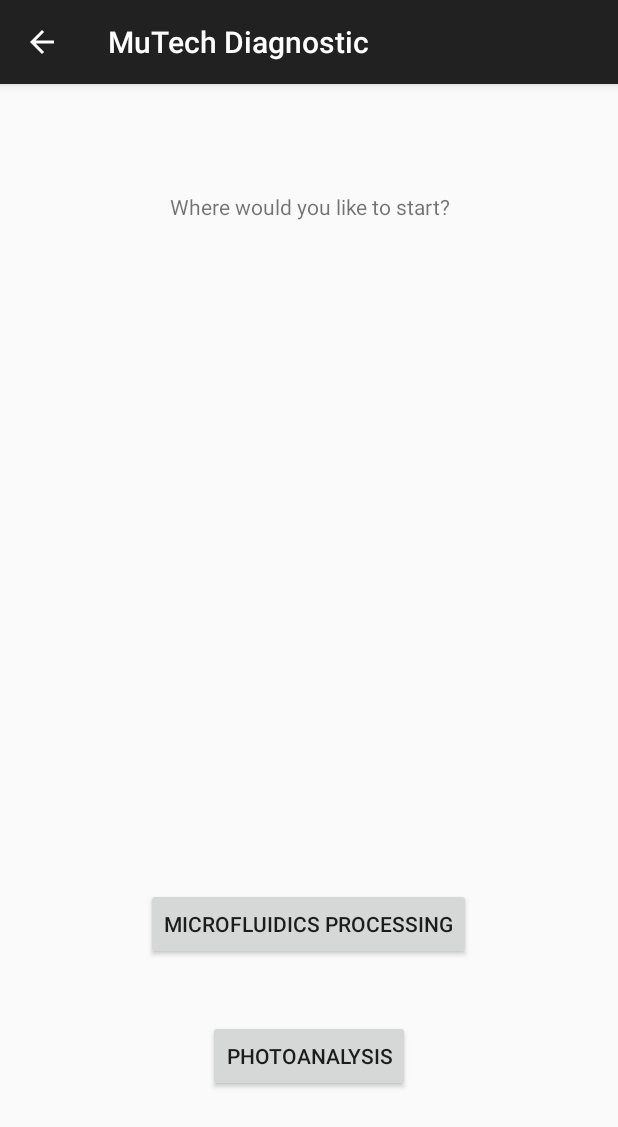
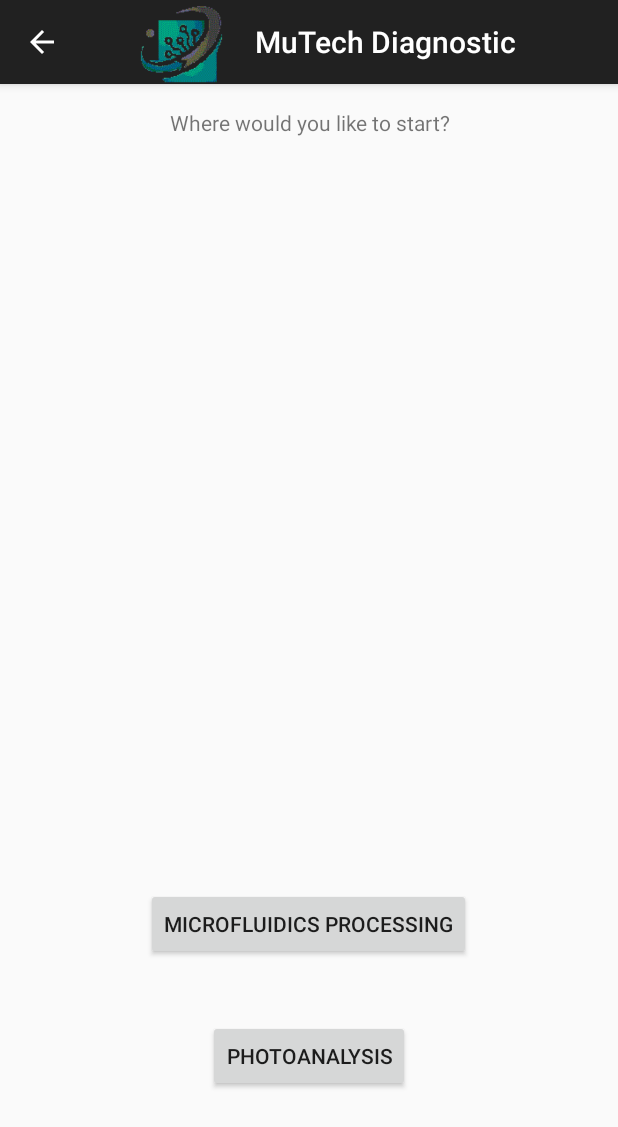
Before and after one commit to mbulotano/Mutech-Diagnostics, an Android app: the screen it shows after launch (DiagnosticActivity), after a tap on "START", on a phone screen of 412 x 824 dp. Shown: the top 1127 px of the screen. Run offline under Robolectric (Android 15) with nearby library versions, the phone set to English and light mode, and no system bars.

Commit message:
Even mooore stuff done

```diff
--- a/app/src/main/java/com/mutech/mutechdiagnostic/MainActivity.java
+++ b/app/src/main/java/com/mutech/mutechdiagnostic/MainActivity.java
@@ -1,12 +1,15 @@
 package com.mutech.mutechdiagnostic;
 
 import android.content.Intent;
+import android.graphics.Color;
+import android.graphics.drawable.ColorDrawable;
+import android.support.v7.app.ActionBar;
 import android.support.v7.app.ActionBarActivity;
 import android.os.Bundle;
 import android.view.View;
 import android.widget.Button;
-
-import com.mutech.mutechdiagnostic.R;
+import android.widget.ImageView;
+import android.widget.RelativeLayout;
 
 import com.mutech.mutechdiagnostic.UI.DiagnosticActivity;
 import com.mutech.mutechdiagnostic.UI.PatientActivity;
@@ -27,6 +30,18 @@ public class MainActivity extends ActionBarActivity {
         // the graphical buttons on the welcome/starting activity(screen)
         mStartButton = (Button) findViewById(R.id.ChoiceButton1);
         mLoadButton = (Button) findViewById(R.id.ChoiceButton2);
+
+        //Load Images and background
+        ImageView image = (ImageView) findViewById(R.id.imageView1);
+        image.setImageResource(R.drawable.mutechtitle);
+        RelativeLayout rl = (RelativeLayout)findViewById(R.id.mainlayout);
+        rl.setBackgroundColor(Color.WHITE);
+        ActionBar bar = getSupportActionBar();
+        //bar.setIcon(R.drawable.mutechtitle);
+        bar.setLogo(R.drawable.mutechtransparency4);
+        bar.setDisplayUseLogoEnabled(true);
+        bar.setDisplayShowHomeEnabled(true);
+        //bar.setBackgroundDrawable(new ColorDrawable(Color.GRAY));
 
         // Set a Click listener to monitor if the button is clicked or not
         // If the user click the button, it invokes the "onClick" methods
@@ -54,7 +69,7 @@ public class MainActivity extends ActionBarActivity {
     private void startDiagnostic(){
         Intent intent = new Intent(this, DiagnosticActivity.class);
         startActivity(intent);
-        overridePendingTransition(android.R.anim.slide_in_left, android.R.anim.slide_out_right);
+        overridePendingTransition(R.anim.abc_slide_in_bottom, R.anim.abc_slide_out_top);
     }
 
     // Directs patient directory or load patient data from a user-specified filepath
--- a/app/src/main/java/com/mutech/mutechdiagnostic/Model/PageList.java
+++ b/app/src/main/java/com/mutech/mutechdiagnostic/Model/PageList.java
@@ -51,7 +51,7 @@ public class PageList {
         mPages[3] = new Page(
                 resource.page3heading(),
                 resource.page3description(),
-                new Choice[1]);
+                new Choice[2]);
 
         mPages[4] = new Page(
                 resource.page2heading(),
@@ -84,6 +84,8 @@ public class PageList {
         // ****** Tutorial Step #2 Screen ****** //
         mPages[3].getChoices()[0].setText(resource.page3choice1());
         mPages[3].getChoices()[0].setNextStep(4);
+        mPages[3].getChoices()[1].setText(resource.page3choice2());
+        mPages[3].getChoices()[1].setNextStep(2);
 
 
         // ****** Capture Picture Screen ****** //
--- a/app/src/main/java/com/mutech/mutechdiagnostic/Model/StringResources.java
+++ b/app/src/main/java/com/mutech/mutechdiagnostic/Model/StringResources.java
@@ -45,6 +45,9 @@ public class StringResources {
         return "Make sure the photo has proper lighting and no artifacts.";
     }
     public String page3choice1() {
-        return "Next";
+        return "Yes";
+    }
+    public String page3choice2() {
+        return "No";
     }
 }
--- a/app/src/main/res/layout/activity_diagnostic.xml
+++ b/app/src/main/res/layout/activity_diagnostic.xml
@@ -14,10 +14,9 @@
         android:gravity="center"
         android:layout_width="fill_parent"
         android:layout_height="wrap_content"
-        android:layout_marginTop="56dp"
         android:layout_alignParentTop="true"
-        android:layout_alignParentRight="true"
-        android:layout_alignParentEnd="true" />
+        android:layout_alignParentLeft="true"
+        android:layout_alignParentStart="true" />
 
     <TextView
         android:id = "@+id/Description"
@@ -48,4 +47,15 @@
         android:layout_centerHorizontal="true"
         android:layout_marginBottom="168dp" />
 
+    <ImageView
+        android:layout_width="wrap_content"
+        android:layout_height="wrap_content"
+        android:id="@+id/imageViewG"
+        android:layout_above="@+id/ChoiceButton2"
+        android:layout_below="@+id/Description"
+        android:layout_alignParentLeft="true"
+        android:layout_alignParentStart="true"
+        android:layout_alignRight="@+id/Heading"
+        android:layout_alignEnd="@+id/Heading" />
+
 </RelativeLayout>
```
Also changed, not shown: app/src/main/java/com/mutech/mutechdiagnostic/UI/DiagnosticActivity.java (+55 -3 lines), app/src/main/res/layout/activity_main.xml (+18 -16 lines), app/src/main/res/drawable/mutechicon.png (added), app/src/main/res/drawable/mutechiconblack.png (added), app/src/main/res/drawable/mutechtitle.png (added), app/src/main/res/drawable/mutechtransparency.gif (added), app/src/main/res/drawable/mutechtransparency2.gif (added), app/src/main/res/drawable/mutechtransparency3.gif (added), app/src/main/res/drawable/mutechtransparency4.gif (added).
